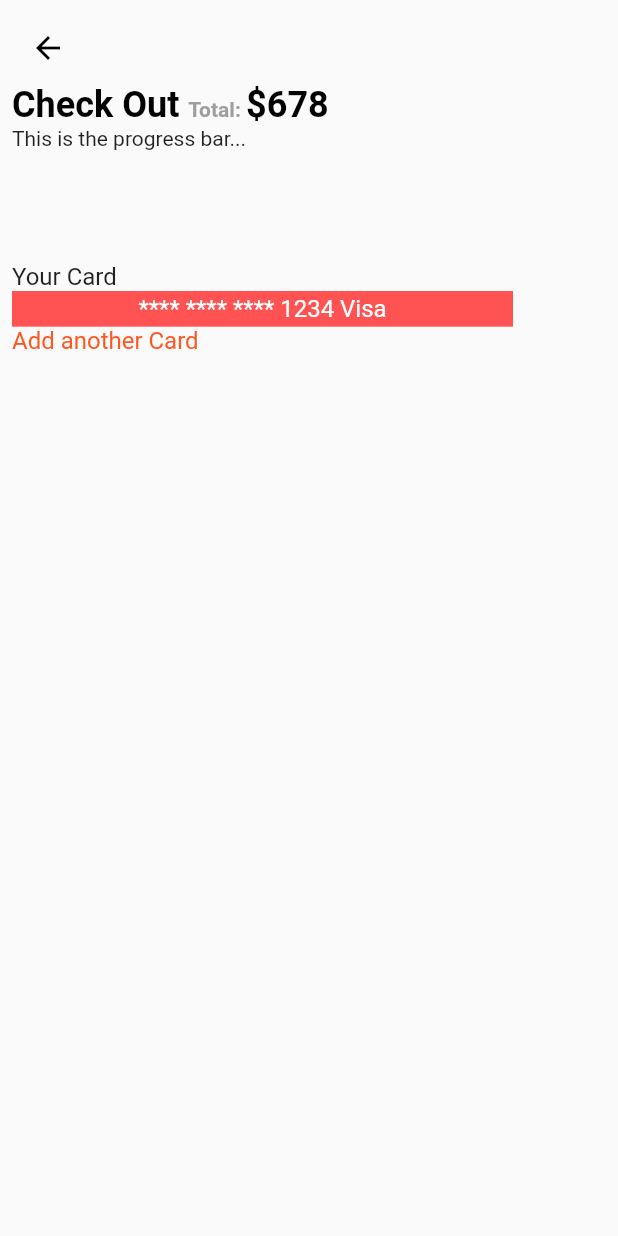
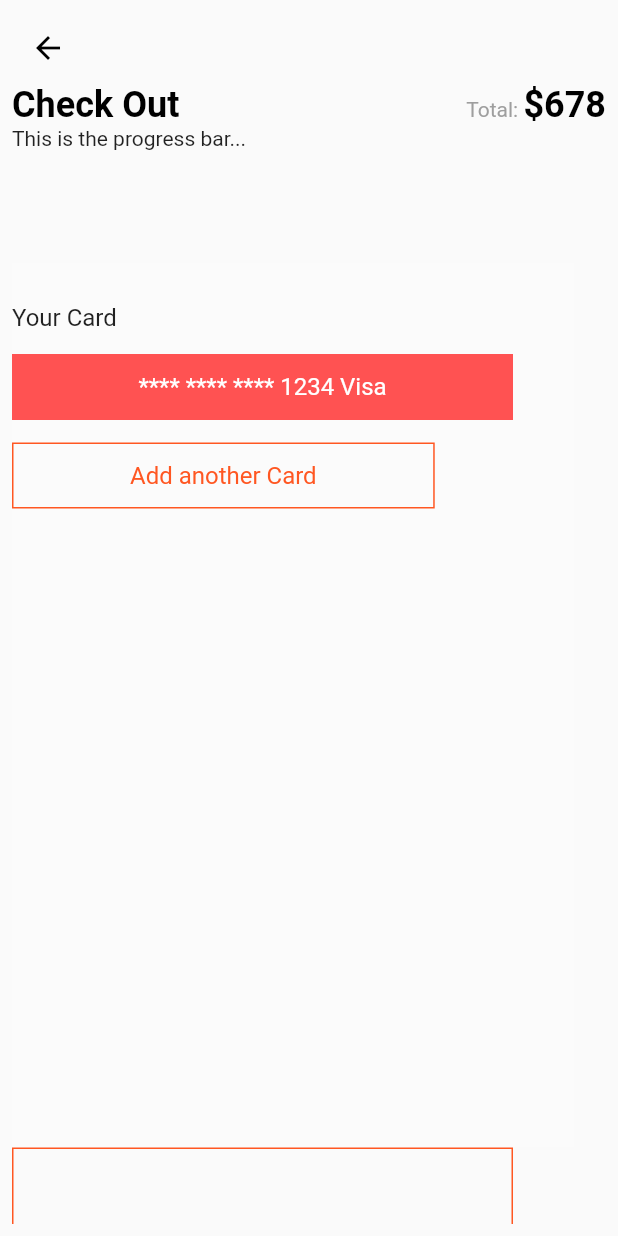
Before and after one commit to tkff1222/ui_screen, a Flutter app: the screen it shows after launch, on a phone screen of 412 x 824 dp. Run offline on Flutter 3.47's test engine with Material 2 defaults, Android fonts, the phone set to English and light mode, and no system bars; Roboto replaces fonts that are missing (Avenir).

Commit message:
M004 modify

```diff
--- a/lib/M004.dart
+++ b/lib/M004.dart
@@ -13,7 +13,9 @@ class _M004State extends State<M004> {
     return new Scaffold(
       body: Padding(
         padding: const EdgeInsets.all(8.0),
-        child: new Column(
+        child: ListView(
+          children: <Widget>[
+            new Column(
                 crossAxisAlignment: CrossAxisAlignment.start,
                 mainAxisSize: MainAxisSize.max,
                 children: <Widget>[
@@ -21,22 +23,29 @@ class _M004State extends State<M004> {
                       icon: Icon(Icons.arrow_back, color: Colors.black),
                       onPressed: null
                   ),
-              new RichText(
-                text: new TextSpan(
-                  text: 'Check Out ',
-                  style: new TextStyle(
+                  new Row(
+                    mainAxisAlignment: MainAxisAlignment.spaceBetween,
+                    children: <Widget>[
+                      new Text('Check Out',style: new TextStyle(
                         color: Colors.black,
                         fontSize: 24,
                         fontFamily: 'Avenir',
-                    fontWeight: FontWeight.bold,),
+                        fontWeight: FontWeight.bold,)),
+                      new RichText(
+                        text: new TextSpan(
                           children: <TextSpan>[
-                    new TextSpan(text: 'Total: ',
-                        style: new TextStyle(
+                            new TextSpan(text:'Total: ', style: new TextStyle(
                                 color: Colors.grey,
                                 fontSize: 14)),
-                    new TextSpan(text: r'$678'),
+                            new TextSpan(text: r'$678',style: new TextStyle(
+                              color: Colors.black,
+                              fontSize: 24,
+                              fontFamily: 'Avenir',
+                              fontWeight: FontWeight.bold,)),
                           ],
                         ),
+                      )
+                    ],
                   ),
                   Container(
                     height: 91,
@@ -46,13 +55,20 @@ class _M004State extends State<M004> {
                   Container(
                     height: 590,
                     width: 375,
+                    color: Colors.white12,
                     child: new Column(
                       crossAxisAlignment: CrossAxisAlignment.start,
                       mainAxisSize: MainAxisSize.max,
                       children: <Widget>[
-                    new Text('Your Card', style: TextStyle(fontSize: 16, fontFamily: 'Avenir')),
-                    Container(
-                      height: 23.78,
+                        Padding(
+                          padding: const EdgeInsets.only(top:27),
+                          child: new Text('Your Card',
+                              style: TextStyle(fontSize: 16, fontFamily: 'Avenir')),
+                        ),
+                        Padding(
+                          padding: const EdgeInsets.only(top:15),
+                          child: Container(
+                            height: 44,
                             width: 334,
                             color: Colors.redAccent,
                             alignment: Alignment.center,
@@ -61,15 +77,49 @@ class _M004State extends State<M004> {
                                 fontFamily: 'Avenir',
                                 fontSize:16 )),
                           ),
-                    new Text('Add another Card',style: TextStyle(
+                        ),
+                        Padding(
+                          padding: const EdgeInsets.only(top:15),
+                          child: Container(
+                            height: 44,
+                            width: 281.81,
+                            decoration: BoxDecoration(
+                                border: Border.all(color: Colors.deepOrange)
+                            ),
+                            alignment: Alignment.center,
+                            child: new Text('Add another Card',style: TextStyle(
                                 color: Colors.deepOrange,
                                 fontSize: 16,
                                 fontFamily: 'Avenir')),
+                          ),
+                        ),
+                      ],
+                    ),
+                  ),
+                  Container(
+                    height: 187,
+                    width: 334,
+                    decoration: BoxDecoration(
+                      border: Border.all(color: Colors.deepOrange)
+                    ),
+                    child: Row(
+                      mainAxisAlignment: MainAxisAlignment.center,
+                      children: <Widget>[
+                        new Text('Add a Card', style: new TextStyle(
+                            color: Colors.deepOrange,
+                            fontFamily: "Avenir",
+                            fontSize: 16),),
+                        IconButton(
+                            icon: Icon(Icons.credit_card),
+                            onPressed: null
+                        )
                       ],
                     ),
                   ),
                 ]
             ),
+          ],
+        ),
       )
     );
   }
```
Lines whose indentation alone changed are shown as unchanged.
